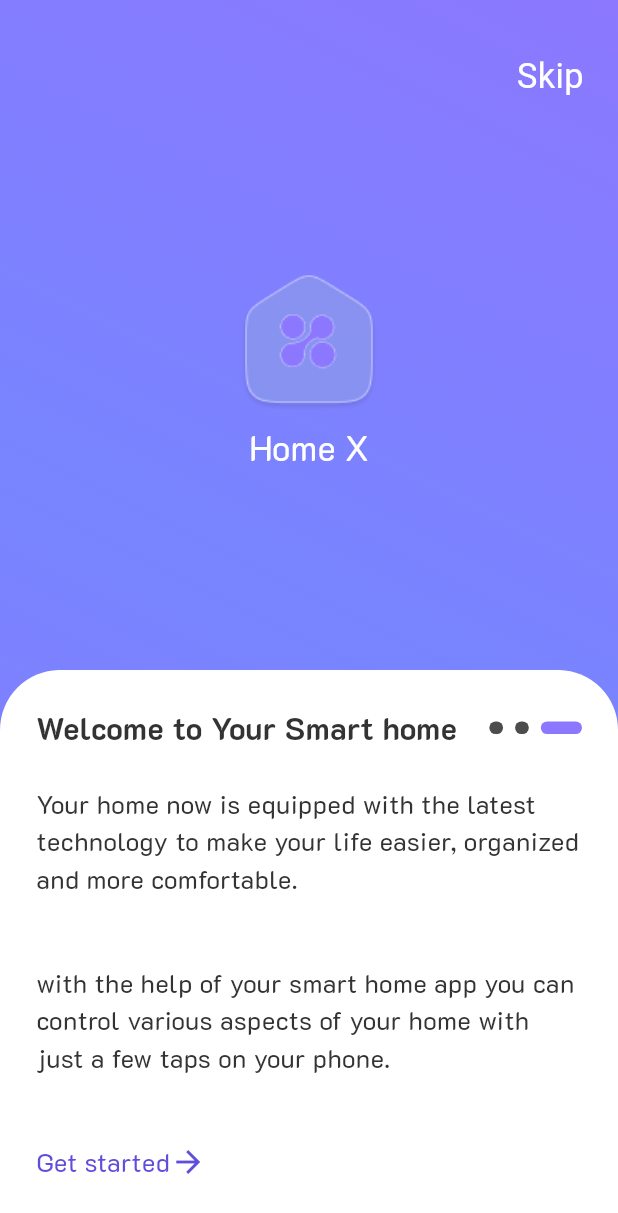
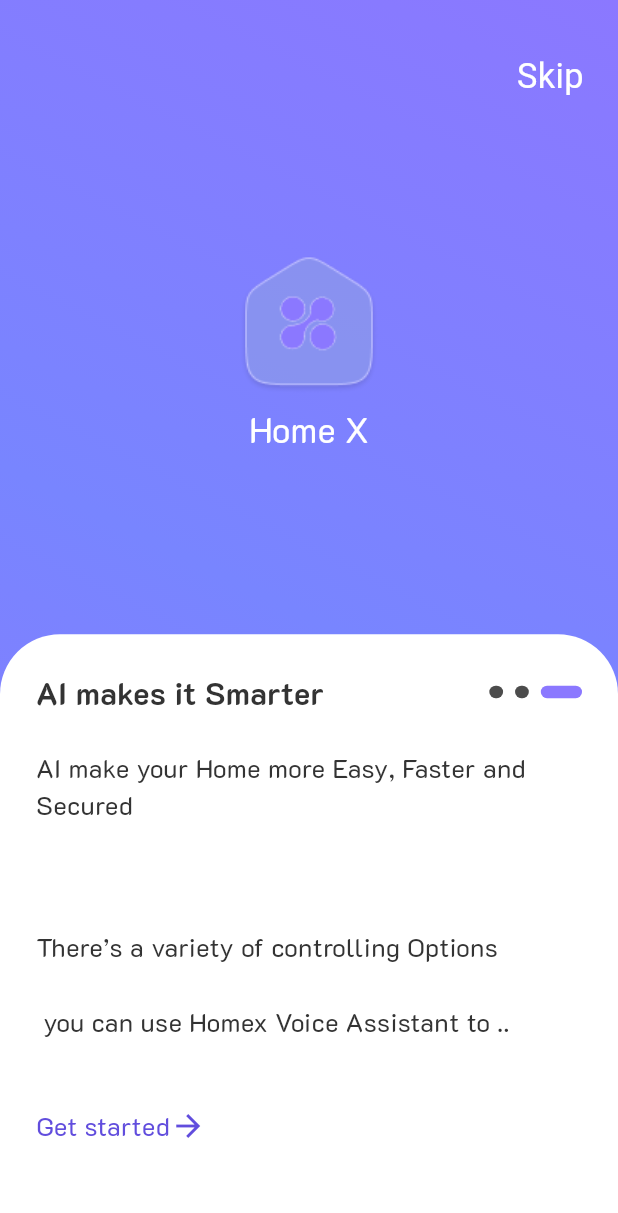
Before and after one commit to mans30hussein/HomeX, a Flutter app: the OnbourdingScreen screen opened directly, swiped to page 3, on a phone screen of 412 x 824 dp. Shown: the top 1213 px of the screen. Run offline on Flutter 3.47's test engine with Material 3 defaults, Android fonts, the light colour scheme and no system bars; drawn by our look-alikes of smooth_page_indicator; our stand-ins replace bloc, connectivity_plus, firebase_auth, firebase_core, flutter_bloc, flutter_screenutil and 4 more; accounts and stored records are empty.

Commit message:
pushing code again

```diff
--- a/lib/core/util/app_assets.dart
+++ b/lib/core/util/app_assets.dart
@@ -73,6 +73,18 @@ class Assets {
   /// assets/images/officeLampaOff.svg
   static const String assetsImagesOfficeLampaOff = "assets/images/officeLampaOff.svg";
 
+  /// Assets for assetsImagesOnboardingOne
+  /// assets/images/onboardingOne.svg
+  static const String assetsImagesOnboardingOne = "assets/images/onboardingOne.svg";
+
+  /// Assets for assetsImagesOnboardingTwo
+  /// assets/images/onboardingTwo.svg
+  static const String assetsImagesOnboardingTwo = "assets/images/onboardingTwo.svg";
+
+  /// Assets for assetsImagesOnboardingthree
+  /// assets/images/onboardingthree.svg
+  static const String assetsImagesOnboardingthree = "assets/images/onboardingthree.svg";
+
   /// Assets for assetsImagesPlant
   /// assets/images/plant.svg
   static const String assetsImagesPlant = "assets/images/plant.svg";
--- a/lib/core/util/svg_images.dart
+++ b/lib/core/util/svg_images.dart
@@ -63,4 +63,13 @@ class SVGImges {
   final Widget gasEllipse = SvgPicture.asset(
     Assets.assetsImagesGasEllipse,
   );
+  final Widget onboardingOne = SvgPicture.asset(
+    Assets.assetsImagesOnboardingOne,
+  );
+  final Widget onboardingTwo = SvgPicture.asset(
+    Assets.assetsImagesOnboardingTwo,
+  );
+  final Widget onboardingThree = SvgPicture.asset(
+    Assets.assetsImagesOnboardingthree,
+  );
 }
--- a/lib/features/onbourding/data/onbourding_model.dart
+++ b/lib/features/onbourding/data/onbourding_model.dart
@@ -1,11 +1,13 @@
 class OnBoardingModel {
   final String title;
   final String subTitle1;
-  final String subTitle2;
+  String? subTitle2;
+  String? subTitle3;
   OnBoardingModel({
     required this.title,
     required this.subTitle1,
-    required this.subTitle2,
+    this.subTitle2,
+    this.subTitle3,
   });
 }
 
@@ -18,17 +20,16 @@ List<OnBoardingModel> onBoardingList = [
         'with the help of your smart home app you can control various aspects of your home with just a few taps on your phone.',
   ),
   OnBoardingModel(
-    title: 'Welcome to Your Smart home',
+    title: 'Easy control\nwherever you Are',
     subTitle1:
-        'Your home now is equipped with the latest technology to make your life easier, organized and more comfortable.',
-    subTitle2:
-        'with the help of your smart home app you can control various aspects of your home with just a few taps on your phone.',
+        'Now you can control your home appliances easily and comfortably  from wherever you are , just connect to the Wi-Fi and control the Home Instantly.',
   ),
   OnBoardingModel(
-    title: 'Welcome to Your Smart home',
-    subTitle1:
-        'Your home now is equipped with the latest technology to make your life easier, organized and more comfortable.',
+    title: 'AI makes it Smarter',
+    subTitle1: 'AI make your Home more Easy, Faster and Secured',
     subTitle2:
-        'with the help of your smart home app you can control various aspects of your home with just a few taps on your phone.',
+        'There’s a variety of controlling Options\n\n you can use Homex Voice Assistant to .. ',
+    //   subTitle3:
+    //       'your home get more secured with autodetection \(thief) \(smart ID manner)',
   ),
 ];
--- a/lib/features/onbourding/ui/onboarding_screen.dart
+++ b/lib/features/onbourding/ui/onboarding_screen.dart
@@ -44,31 +44,27 @@ class OnBourdingBodyScreen extends StatelessWidget {
       child: ListView(
         children: [
           Padding(
-            padding:  EdgeInsets.only(right: 20.sp , top: 30.sp),
+            padding: EdgeInsets.only(right: 20.sp, top: 30.sp),
             child: Align(
               alignment: Alignment.topRight,
               child: GestureDetector(
-                 onTap: () {
+                onTap: () {
                   print("skip");
                   getIt<CacheHelper>()
                       .saveData(key: "isOnBoardingvisited", value: true);
-                 Navigator.pushReplacementNamed(context, Routs.routLoginScreen);
+                  Navigator.pushReplacementNamed(
+                      context, Routs.routLoginScreen);
                 },
-                child:  Text(
-
-                  AppStrings.skip,
-                  style:TextStyle(
-
-                    color: Colors.white,
-                    fontSize: 20.sp,
-                  )
-                ),
-
+                child: Text(AppStrings.skip,
+                    style: TextStyle(
+                      color: Colors.white,
+                      fontSize: 20.sp,
+                    )),
               ),
             ),
           ),
-           SizedBox(
-            height: 90.h,
+          SizedBox(
+            height: 80.h,
           ),
           Container(
             height: 90.h,
@@ -88,8 +84,8 @@ class OnBourdingBodyScreen extends StatelessWidget {
               ),
             ),
           ),
-           SizedBox(
-            height: 110.h,
+          SizedBox(
+            height: 100.h,
           ),
           OnBoardingView(
             controller: controller,
--- a/lib/features/onbourding/ui/widgets/onboarding_container.dart
+++ b/lib/features/onbourding/ui/widgets/onboarding_container.dart
@@ -67,7 +67,7 @@ class _OnbourdingContainerState extends State<OnbourdingContainer> {
             SizedBox(
                 height: 100.h,
                 child: CustomText(
-                  text: widget.onBoardingModel.subTitle2,
+                  text: widget.onBoardingModel.subTitle2!,
                   style: StylesApp.font15Madiam,
                 )),
             GetButtons(
--- a/lib/test.dart
+++ b/lib/test.dart
@@ -6,6 +6,7 @@ import 'package:home_x/features/home/lighting/lighting_container.dart';
 import 'package:home_x/features/home/bedRoom/bed_lighing_container.dart';
 import 'package:home_x/features/home/plant/plant_container.dart';
 import 'package:home_x/features/home/temp/temp_container.dart';
+import 'package:home_x/features/onbourding/ui/onboarding_screen.dart';
 
 class Test extends StatelessWidget {
   const Test({super.key});
@@ -13,11 +14,7 @@ class Test extends StatelessWidget {
   @override
   Widget build(BuildContext context) {
     return Scaffold(
-      body: Center(
-          child: PlantContainer(
-        soilMoisture: false,
-        waterPumpState: false,
-      )),
+      body: OnbourdingScreen(),
     );
   }
 }
```
Also changed, not shown: assets/images/onboardingOne.svg (added), assets/images/onboardingthree.svg (added), 1 other file.
